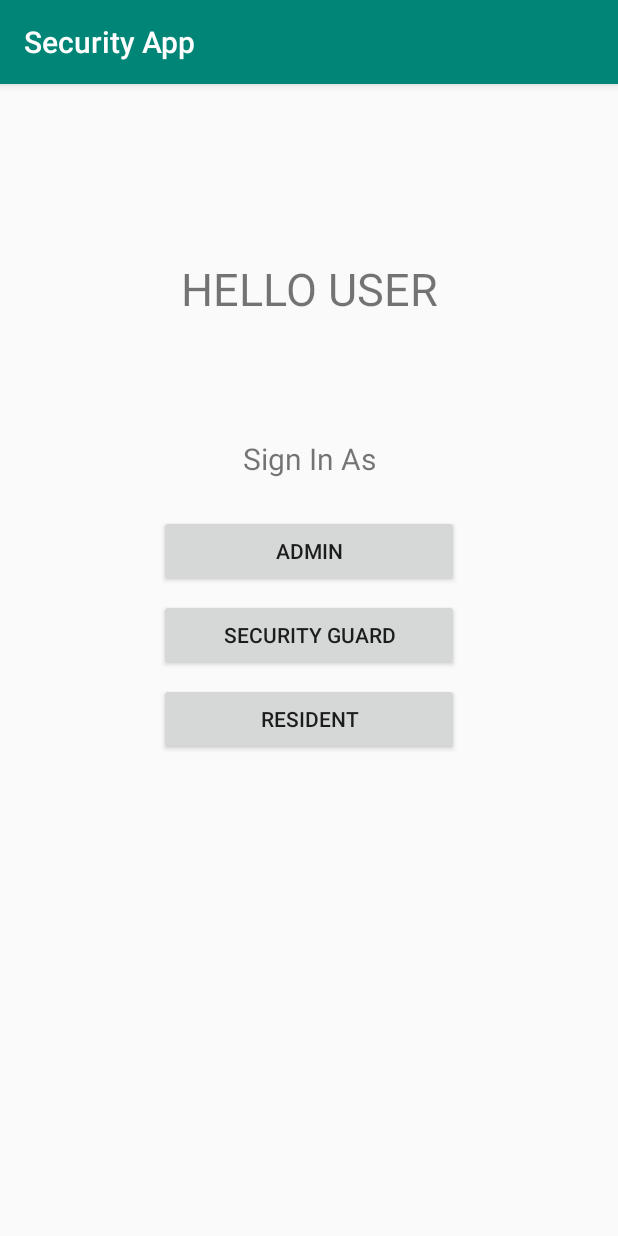
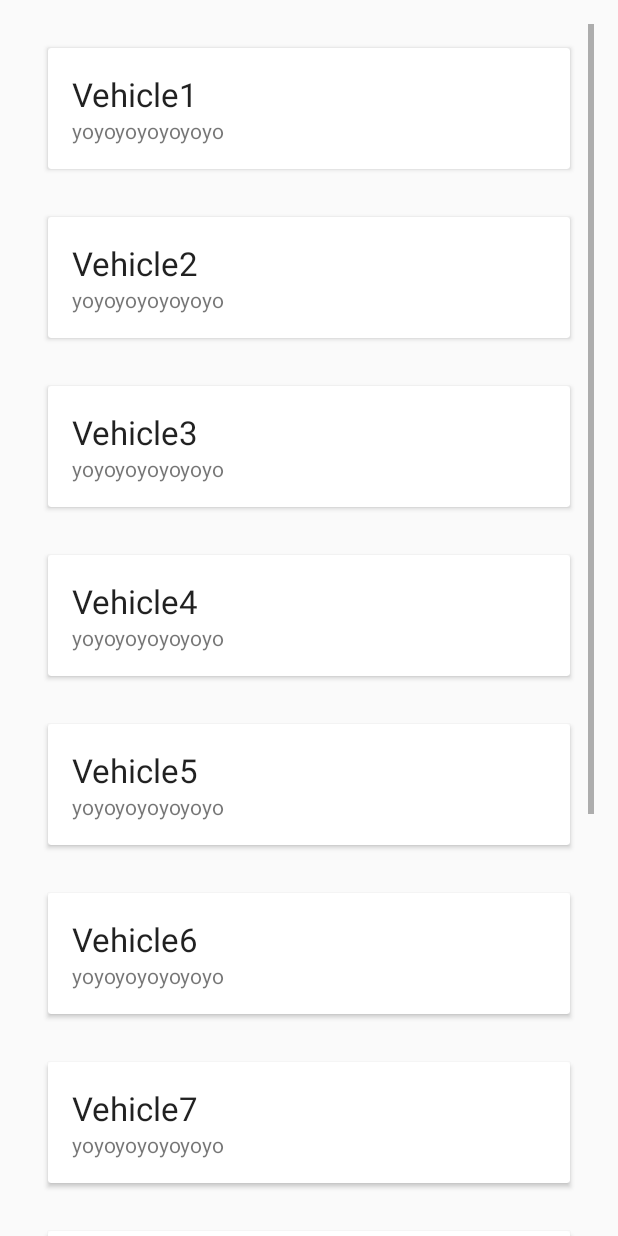
Before and after one commit to vsaisujeeth/SecurityApp, an Android app: the screen it shows after launch (MainActivity before the commit, Admin after it), after a tap on "ADMIN", on a phone screen of 412 x 824 dp. Run offline under Robolectric (Android 15) with nearby library versions, the phone set to English and light mode, and no system bars; our stand-ins replace Firebase (no records; nobody signed in at launch, a user with empty details on screens opened directly).

Commit message:
Admin_develped_1

```diff
--- a/app/build.gradle
+++ b/app/build.gradle
@@ -24,9 +24,14 @@ dependencies {
     implementation 'com.android.support:appcompat-v7:28.0.0'
     implementation 'com.google.android.gms:play-services-vision:17.0.2'
     implementation 'com.android.support.constraint:constraint-layout:1.1.3'
+    implementation 'com.android.support:design:28.0.0'
     testImplementation 'junit:junit:4.12'
     androidTestImplementation 'com.android.support.test:runner:1.0.2'
     androidTestImplementation 'com.android.support.test.espresso:espresso-core:3.0.2'
+
+
+    implementation 'com.android.support:recyclerview-v7:28.0.0'
+    implementation 'com.android.support:cardview-v7:28.0.0'
 
     implementation 'com.google.firebase:firebase-core:16.0.5'
     implementation 'com.google.firebase:firebase-database:16.0.1'
--- a/app/src/main/AndroidManifest.xml
+++ b/app/src/main/AndroidManifest.xml
@@ -1,7 +1,8 @@
 <?xml version="1.0" encoding="utf-8"?>
 <manifest xmlns:android="http://schemas.android.com/apk/res/android"
     package="com.example.android.securityapp">
-    <uses-permission android:name="android.permission.INTERNET"/>
+
+    <uses-permission android:name="android.permission.INTERNET" />
 
     <application
         android:allowBackup="true"
@@ -10,6 +11,10 @@
         android:roundIcon="@mipmap/ic_launcher_round"
         android:supportsRtl="true"
         android:theme="@style/AppTheme">
+        <activity
+            android:name=".Admin"
+            android:label="@string/title_activity_admin"
+            android:theme="@style/AppTheme.NoActionBar"></activity>
         <activity android:name=".MainActivity">
             <intent-filter>
                 <action android:name="android.intent.action.MAIN" />
@@ -17,7 +22,7 @@
                 <category android:name="android.intent.category.LAUNCHER" />
             </intent-filter>
         </activity>
-        <activity android:name=".Security"></activity>
+        <activity android:name=".Security" />
     </application>
 
 </manifest>
--- /dev/null
+++ b/app/src/main/java/com/example/android/securityapp/Admin.java
@@ -0,0 +1,79 @@
+package com.example.android.securityapp;
+
+import android.os.Bundle;
+import android.support.design.widget.FloatingActionButton;
+import android.support.design.widget.Snackbar;
+import android.support.v7.app.AppCompatActivity;
+import android.support.v7.widget.LinearLayoutManager;
+import android.support.v7.widget.RecyclerView;
+import android.support.v7.widget.Toolbar;
+import android.view.View;
+import android.widget.EditText;
+
+import com.google.firebase.database.DatabaseReference;
+import com.google.firebase.database.FirebaseDatabase;
+
+import java.util.ArrayList;
+import java.util.List;
+
+public class Admin extends AppCompatActivity {
+    FirebaseDatabase db;
+    EditText text;
+    RecyclerView recyclerView;
+    RecyclerView.Adapter mAdapter;
+    RecyclerView.LayoutManager layoutManager;
+    List<Admin_List_Item> admin_listItems;
+    @Override
+    protected void onCreate(Bundle savedInstanceState) {
+
+
+
+//        FirebaseDatabase database=FirebaseDatabase.getInstance();
+  //      DatabaseReference myRef =database.getReference();
+
+
+
+
+        super.onCreate(savedInstanceState);
+        setContentView(R.layout.activity_admin);
+        recyclerView = (RecyclerView) findViewById(R.id.vehicle_log);
+
+        // use this setting to improve performance if you know that changes
+        // in content do not change the layout size of the RecyclerView
+        recyclerView.setHasFixedSize(true);
+
+        // use a linear layout manager
+
+
+        layoutManager = new LinearLayoutManager(this);
+        recyclerView.setLayoutManager(layoutManager);
+
+        admin_listItems= new ArrayList<>();
+
+        for(int i=0;i<=10;i++){
+            Admin_List_Item admin_list_item=new Admin_List_Item("Vehicle"+ (i+1),"yoyoyoyoyoyoyo");
+            admin_listItems.add(admin_list_item);
+        }
+        // specify an adapter (see also next example)
+        mAdapter = new MyAdapter(admin_listItems,this);
+        recyclerView.setAdapter(mAdapter);
+    }
+    /*@Override
+    protected void onCreate(Bundle savedInstanceState) {
+        super.onCreate(savedInstanceState);
+        setContentView(R.layout.activity_admin);
+        Toolbar toolbar = findViewById(R.id.toolbar);
+        setSupportActionBar(toolbar);
+
+        FloatingActionButton fab = findViewById(R.id.fab);
+        fab.setOnClickListener(new View.OnClickListener() {
+            @Override
+            public void onClick(View view) {
+                Snackbar.make(view, "Replace with your own action", Snackbar.LENGTH_LONG)
+                        .setAction("Action", null).show();
+            }
+        });
+    }*/
+
+
+}
--- /dev/null
+++ b/app/src/main/java/com/example/android/securityapp/Admin_List_Item.java
@@ -0,0 +1,20 @@
+package com.example.android.securityapp;
+
+public class Admin_List_Item {
+    private String head;
+    private String desc;
+
+    public Admin_List_Item(String head, String desc) {
+        this.head = head;
+        this.desc = desc;
+    }
+
+    public String getHead() {
+        return head;
+    }
+
+    public String getDesc() {
+        return desc;
+    }
+
+}
--- a/app/src/main/java/com/example/android/securityapp/MainActivity.java
+++ b/app/src/main/java/com/example/android/securityapp/MainActivity.java
@@ -17,6 +17,8 @@ public class MainActivity extends AppCompatActivity {
     public void signInButtons(View view) {
         if(view.getId() == R.id.button_admin){
 
+            Intent admin_intent= new Intent(this,Admin.class);
+            startActivity(admin_intent);
         }
         else if(view.getId() == R.id.button_res){
 
--- /dev/null
+++ b/app/src/main/java/com/example/android/securityapp/MyAdapter.java
@@ -0,0 +1,81 @@
+package com.example.android.securityapp;
+
+import android.app.LauncherActivity;
+import android.content.Context;
+import android.support.v7.widget.RecyclerView;
+import android.view.LayoutInflater;
+import android.view.View;
+import android.view.ViewGroup;
+import android.widget.ListView;
+import android.widget.TextView;
+
+import java.util.List;
+
+public class MyAdapter extends RecyclerView.Adapter<MyAdapter.MyViewHolder> {
+    private String[] mDataset;
+    private List<Admin_List_Item> listItems;
+    private Context context;
+
+    public MyAdapter(List<Admin_List_Item> listItems, Context context) {
+        this.listItems = listItems;
+        this.context = context;
+    }
+
+    // Provide a reference to the views for each data item
+    // Complex data items may need more than one view per item, and
+    // you provide access to all the views for a data item in a view holder
+
+
+    public class MyViewHolder extends RecyclerView.ViewHolder {
+        // each data item is just a string in this case
+
+        public TextView textViewHead;
+        public TextView textViewDesc;
+        public TextView textView;
+
+        public MyViewHolder(View v) {
+            super(v);
+
+            textViewHead=(TextView) itemView.findViewById(R.id.textViewHead);
+            textViewDesc=(TextView) itemView.findViewById(R.id.textViewDesc);
+
+        }
+    }
+
+    // Provide a suitable constructor (depends on the kind of dataset)
+  /*  public MyAdapter(String[] myDataset) {
+        mDataset = myDataset;
+    }*/
+
+    // Create new views (invoked by the layout manager)
+    @Override
+    public MyAdapter.MyViewHolder onCreateViewHolder(ViewGroup parent,
+                                                     int viewType) {
+        // create a new view
+        View v = LayoutInflater.from(parent.getContext())
+                .inflate(R.layout.admin_list_item, parent, false);
+
+        MyViewHolder vh = new MyViewHolder(v);
+        return vh;
+    }
+
+    // Replace the contents of a view (invoked by the layout manager)
+    @Override
+    public void onBindViewHolder(MyViewHolder holder, int position) {
+        // - get element from your dataset at this position
+        // - replace the contents of the view with that element
+    /*    holder.textView.setText(mDataset[position]);
+
+     */
+       Admin_List_Item admin_list_item= listItems.get(position);
+        holder.textViewHead.setText(admin_list_item.getHead());
+        holder.textViewDesc.setText(admin_list_item.getDesc());
+
+    }
+
+    // Return the size of your dataset (invoked by the layout manager)
+    @Override
+    public int getItemCount() {
+        return listItems.size() ;
+    }
+}
--- /dev/null
+++ b/app/src/main/res/layout/activity_admin.xml
@@ -0,0 +1,27 @@
+<?xml version="1.0" encoding="utf-8"?>
+<android.support.constraint.ConstraintLayout xmlns:android="http://schemas.android.com/apk/res/android"
+    xmlns:app="http://schemas.android.com/apk/res-auto"
+    xmlns:tools="http://schemas.android.com/tools"
+    android:layout_width="match_parent"
+    android:layout_height="match_parent"
+    tools:context=".Security">
+
+    <LinearLayout
+        android:layout_width="match_parent"
+        android:layout_height="match_parent"
+        android:orientation="vertical"
+        android:paddingLeft="@dimen/fab_margin"
+        android:paddingTop="@dimen/fab_margin"
+        android:paddingRight="@dimen/fab_margin"
+        >
+
+        <android.support.v7.widget.RecyclerView
+            android:id="@+id/vehicle_log"
+            android:layout_width="match_parent"
+            android:layout_height="match_parent"
+            android:scrollbars="vertical">
+
+
+        </android.support.v7.widget.RecyclerView>
+    </LinearLayout>
+</android.support.constraint.ConstraintLayout>
--- /dev/null
+++ b/app/src/main/res/layout/admin_list_item.xml
@@ -0,0 +1,35 @@
+<?xml version="1.0" encoding="utf-8"?>
+<LinearLayout
+    xmlns:android="http://schemas.android.com/apk/res/android"
+    xmlns:tools="http://schemas.android.com/tools"
+    android:layout_width="match_parent"
+    android:layout_height="wrap_content"
+    android:orientation="vertical">
+
+    <android.support.v7.widget.CardView
+        android:layout_width="match_parent"
+        android:layout_height="wrap_content"
+        android:layout_margin="@dimen/fab_margin">
+
+        <LinearLayout
+
+            android:layout_width="match_parent"
+            android:layout_height="wrap_content"
+            android:orientation="vertical"
+            android:padding="@dimen/fab_margin">
+
+            <TextView
+                android:id="@+id/textViewHead"
+                android:layout_width="match_parent"
+                android:layout_height="wrap_content"
+                android:text="heading"
+                android:textAppearance="@style/Base.TextAppearance.AppCompat.Large" />
+
+            <TextView
+                android:id="@+id/textViewDesc"
+                android:layout_width="match_parent"
+                android:layout_height="wrap_content"
+                android:text="description" />
+        </LinearLayout>
+    </android.support.v7.widget.CardView>
+</LinearLayout>
--- /dev/null
+++ b/app/src/main/res/layout/content_admin.xml
@@ -0,0 +1,12 @@
+<?xml version="1.0" encoding="utf-8"?>
+<android.support.constraint.ConstraintLayout xmlns:android="http://schemas.android.com/apk/res/android"
+    xmlns:app="http://schemas.android.com/apk/res-auto"
+    xmlns:tools="http://schemas.android.com/tools"
+    android:layout_width="match_parent"
+    android:layout_height="match_parent"
+    app:layout_behavior="@string/appbar_scrolling_view_behavior"
+    tools:context=".Admin"
+    tools:showIn="@layout/activity_admin">
+
+
+</android.support.constraint.ConstraintLayout>
--- /dev/null
+++ b/app/src/main/res/values/dimens.xml
@@ -0,0 +1,3 @@
+<resources>
+    <dimen name="fab_margin">16dp</dimen>
+</resources>
--- a/app/src/main/res/values/strings.xml
+++ b/app/src/main/res/values/strings.xml
@@ -1,3 +1,4 @@
 <resources>
     <string name="app_name">Security App</string>
+    <string name="title_activity_admin">Admin</string>
 </resources>
--- a/app/src/main/res/values/styles.xml
+++ b/app/src/main/res/values/styles.xml
@@ -8,4 +8,13 @@
         <item name="colorAccent">@color/colorAccent</item>
     </style>
 
+    <style name="AppTheme.NoActionBar">
+        <item name="windowActionBar">false</item>
+        <item name="windowNoTitle">true</item>
+    </style>
+
+    <style name="AppTheme.AppBarOverlay" parent="ThemeOverlay.AppCompat.Dark.ActionBar" />
+
+    <style name="AppTheme.PopupOverlay" parent="ThemeOverlay.AppCompat.Light" />
+
 </resources>
```
